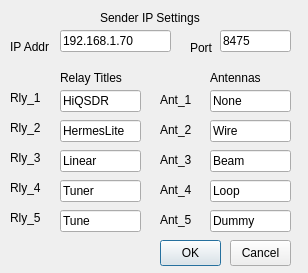
This is mysettings.ui in radi8/QtRemote as Qt 5 draws it before an edit. The edited form follows.
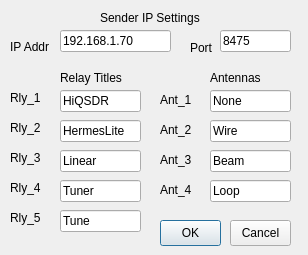
This is the edited form.

Commit message: Antenna select radio buttons programmed

What changed in the file:
```diff
--- a/mysettings.ui
+++ b/mysettings.ui
@@ -7,7 +7,7 @@
     <x>0</x>
     <y>0</y>
     <width>308</width>
-    <height>273</height>
+    <height>255</height>
    </rect>
   </property>
   <property name="windowTitle">
@@ -346,7 +346,7 @@
    <property name="geometry">
     <rect>
      <x>160</x>
-     <y>240</y>
+     <y>220</y>
      <width>61</width>
      <height>26</height>
     </rect>
@@ -359,7 +359,7 @@
    <property name="geometry">
     <rect>
      <x>230</x>
-     <y>240</y>
+     <y>220</y>
      <width>61</width>
      <height>26</height>
     </rect>
@@ -400,35 +400,6 @@
     <string>Rly_5</string>
    </property>
   </widget>
-  <widget class="QLineEdit" name="lineEdit_rBtn05">
-   <property name="geometry">
-    <rect>
-     <x>210</x>
-     <y>210</y>
-     <width>81</width>
-     <height>22</height>
-    </rect>
-   </property>
-   <property name="focusPolicy">
-    <enum>Qt::StrongFocus</enum>
-   </property>
-   <property name="text">
-    <string>Dummy</string>
-   </property>
-  </widget>
-  <widget class="QLabel" name="label_15">
-   <property name="geometry">
-    <rect>
-     <x>160</x>
-     <y>210</y>
-     <width>41</width>
-     <height>20</height>
-    </rect>
-   </property>
-   <property name="text">
-    <string>Ant_5</string>
-   </property>
-  </widget>
  </widget>
  <resources/>
  <connections/>
```
The commit also changes 4 other files.
